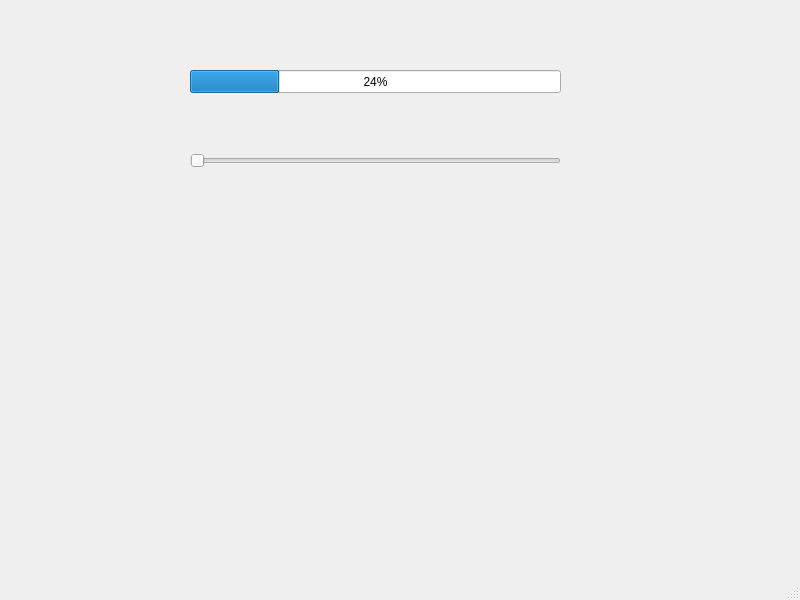
Qt form simulator.ui (ceremcem/weighing-machine-testing) before a commit.
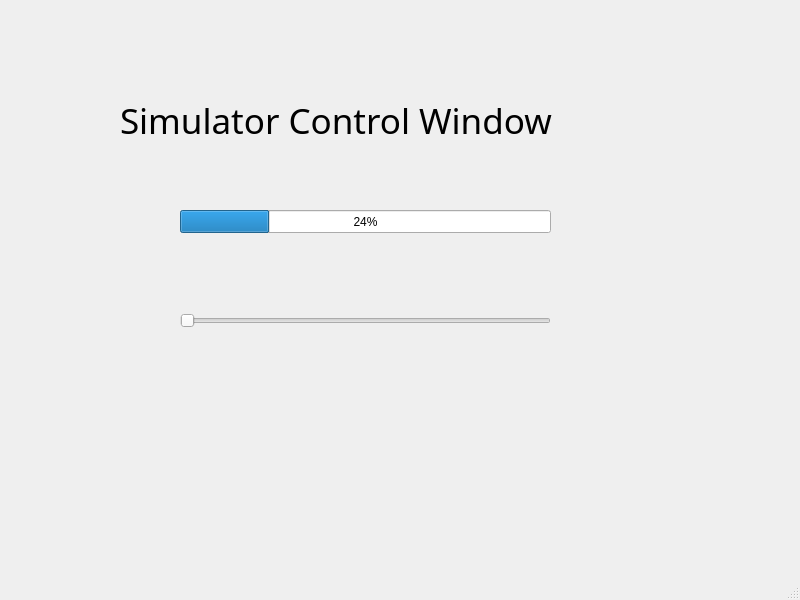
The same form after that commit.

Diff of the .ui file:
```diff
--- a/simulator.ui
+++ b/simulator.ui
@@ -17,8 +17,8 @@
    <widget class="QProgressBar" name="progressBar">
     <property name="geometry">
      <rect>
-      <x>190</x>
-      <y>70</y>
+      <x>180</x>
+      <y>210</y>
       <width>371</width>
       <height>23</height>
      </rect>
@@ -30,8 +30,8 @@
    <widget class="QSlider" name="horizontalSlider">
     <property name="geometry">
      <rect>
-      <x>190</x>
-      <y>140</y>
+      <x>180</x>
+      <y>300</y>
       <width>371</width>
       <height>41</height>
      </rect>
@@ -40,6 +40,25 @@
      <enum>Qt::Horizontal</enum>
     </property>
    </widget>
+   <widget class="QLabel" name="label">
+    <property name="geometry">
+     <rect>
+      <x>120</x>
+      <y>70</y>
+      <width>501</width>
+      <height>101</height>
+     </rect>
+    </property>
+    <property name="font">
+     <font>
+      <family>Arial Black</family>
+      <pointsize>26</pointsize>
+     </font>
+    </property>
+    <property name="text">
+     <string>Simulator Control Window</string>
+    </property>
+   </widget>
   </widget>
   <widget class="QMenuBar" name="menubar">
    <property name="geometry">
```
